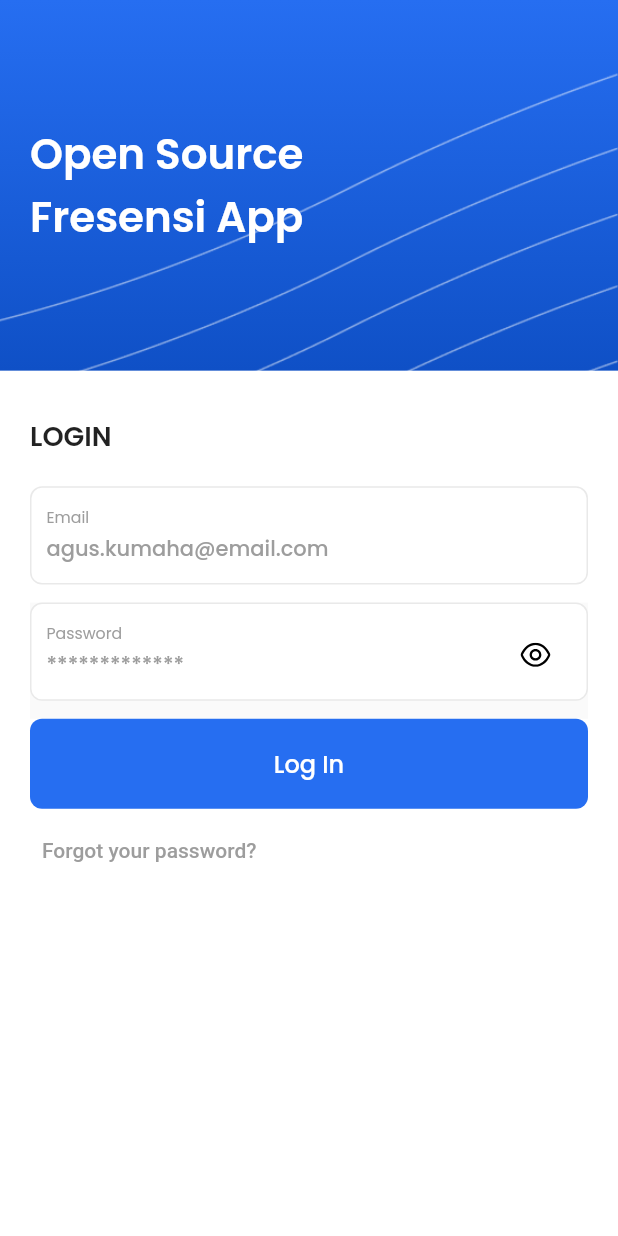
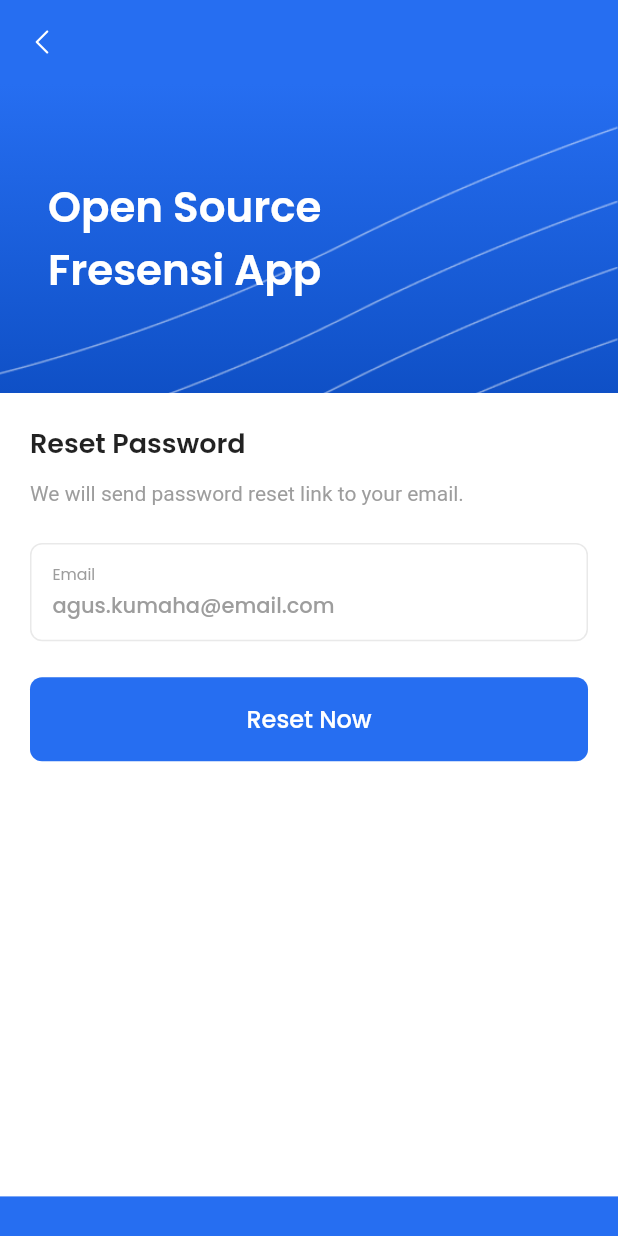
Before and after one commit to superosystem/fresensi, a Flutter app: the screen it shows after launch, after a tap on "Forgot your password?", on a phone screen of 412 x 824 dp. Run offline on Flutter 3.47's test engine with Material 2 defaults, Android fonts, the phone set to English and light mode, and no system bars; our stand-ins replace cloud_firestore, firebase_auth, firebase_core, flutter_svg, get; accounts and stored records are empty.

Commit message:
add forgot password

```diff
--- /dev/null
+++ b/lib/app/modules/account/forgot_password/bindings/forgot_password_binding.dart
@@ -0,0 +1,12 @@
+import 'package:get/get.dart';
+
+import '../controllers/forgot_password_controller.dart';
+
+class ForgotPasswordBinding extends Bindings {
+  @override
+  void dependencies() {
+    Get.lazyPut<ForgotPasswordController>(
+      () => ForgotPasswordController(),
+    );
+  }
+}
--- /dev/null
+++ b/lib/app/modules/account/forgot_password/controllers/forgot_password_controller.dart
@@ -0,0 +1,31 @@
+import 'package:firebase_auth/firebase_auth.dart';
+import 'package:flutter/foundation.dart';
+import 'package:flutter/material.dart';
+import 'package:fresensi/app/widgets/toast_custom.dart';
+import 'package:get/get.dart';
+
+class ForgotPasswordController extends GetxController {
+  RxBool isLoading = false.obs;
+
+  TextEditingController emailC = TextEditingController();
+
+  FirebaseAuth auth = FirebaseAuth.instance;
+
+  Future<void> resetPassword() async {
+    if (emailC.text.isNotEmpty) {
+      isLoading.value = true;
+      try{
+        await auth.sendPasswordResetEmail(email: emailC.text);
+        Get.back();
+        ToastCustom.successToast("Success", "Reset password link has been send to your email");
+      }catch(e) {
+        if (kDebugMode) {
+          print("ERROR: ${e.toString()}");
+        }
+        ToastCustom.errorToast("Error", "Can not send reset password link to your email");
+      }
+    }else{
+      ToastCustom.errorToast("Problem occurred", "Email can not be empty");
+    }
+  }
+}
--- /dev/null
+++ b/lib/app/modules/account/forgot_password/views/forgot_password_view.dart
@@ -0,0 +1,164 @@
+import 'package:flutter/material.dart';
+import 'package:flutter_svg/flutter_svg.dart';
+import 'package:fresensi/app/data/app_color.dart';
+import 'package:get/get.dart';
+
+import '../controllers/forgot_password_controller.dart';
+
+class ForgotPasswordView extends GetView<ForgotPasswordController> {
+  const ForgotPasswordView({Key? key}) : super(key: key);
+
+  @override
+  Widget build(BuildContext context) {
+    return Scaffold(
+      backgroundColor: AppColor.primary,
+      appBar: AppBar(
+        automaticallyImplyLeading: true,
+        leading: IconButton(
+          icon: SvgPicture.asset(
+            'assets/icons/arrow-left.svg',
+            colorFilter: ColorFilter.mode(
+              AppColor.white,
+              BlendMode.srcIn,
+            ),
+          ),
+          onPressed: () {},
+        ),
+        backgroundColor: Colors.transparent,
+        elevation: 0,
+      ),
+      body: ListView(
+        shrinkWrap: true,
+        children: [
+          Container(
+            height: MediaQuery.of(context).size.height * 25 / 100,
+            width: MediaQuery.of(context).size.width,
+            padding: const EdgeInsets.only(left: 32),
+            decoration: BoxDecoration(
+              gradient: AppColor.primaryGradient,
+              image: const DecorationImage(
+                image: AssetImage('assets/images/pattern-1-1.png'),
+                fit: BoxFit.cover,
+              ),
+            ),
+            child: Column(
+              mainAxisAlignment: MainAxisAlignment.center,
+              crossAxisAlignment: CrossAxisAlignment.start,
+              children: [
+                Text(
+                  "Open Source\nFresensi App",
+                  style: TextStyle(
+                      fontSize: 28,
+                      color: AppColor.white,
+                      fontFamily: 'poppins',
+                      height: 150 / 100,
+                      fontWeight: FontWeight.w600),
+                ),
+              ],
+            ),
+          ),
+          Container(
+            height: MediaQuery.of(context).size.height * 65 / 100,
+            width: MediaQuery.of(context).size.width,
+            color: Colors.white,
+            padding: const EdgeInsets.all(20),
+            child: Column(
+              mainAxisAlignment: MainAxisAlignment.start,
+              crossAxisAlignment: CrossAxisAlignment.start,
+              children: [
+                Container(
+                  margin: const EdgeInsets.only(bottom: 24),
+                  child: Column(
+                    crossAxisAlignment: CrossAxisAlignment.start,
+                    children: [
+                      const Text(
+                        'Reset Password',
+                        style: TextStyle(
+                          fontSize: 18,
+                          fontFamily: 'poppins',
+                          fontWeight: FontWeight.w600,
+                        ),
+                      ),
+                      const SizedBox(height: 8),
+                      Text(
+                        "We will send password reset link to your email.",
+                        style: TextStyle(
+                          color: AppColor.secondarySoft,
+                          height: 150 / 100,
+                        ),
+                      ),
+                    ],
+                  ),
+                ),
+                Container(
+                  width: MediaQuery.of(context).size.width,
+                  padding: const EdgeInsets.only(left: 14, right: 14, top: 4),
+                  margin: const EdgeInsets.only(bottom: 24),
+                  decoration: BoxDecoration(
+                    color: Colors.white,
+                    borderRadius: BorderRadius.circular(8),
+                    border: Border.all(
+                        width: 1, color: AppColor.secondaryExtraSoft),
+                  ),
+                  child: TextField(
+                    style: const TextStyle(fontSize: 14, fontFamily: 'poppins'),
+                    maxLines: 1,
+                    controller: controller.emailC,
+                    decoration: InputDecoration(
+                      label: Text(
+                        "Email",
+                        style: TextStyle(
+                          color: AppColor.secondarySoft,
+                          fontSize: 14,
+                        ),
+                      ),
+                      floatingLabelBehavior: FloatingLabelBehavior.always,
+                      border: InputBorder.none,
+                      hintText: "agus.kumaha@email.com",
+                      hintStyle: TextStyle(
+                        fontSize: 14,
+                        fontFamily: 'poppins',
+                        fontWeight: FontWeight.w500,
+                        color: AppColor.secondarySoft,
+                      ),
+                    ),
+                  ),
+                ),
+                Obx(
+                  () => SizedBox(
+                    width: MediaQuery.of(context).size.width,
+                    child: ElevatedButton(
+                      onPressed: () async {
+                        if (controller.isLoading.isFalse) {
+                          await controller.resetPassword();
+                        }
+                      },
+                      style: ElevatedButton.styleFrom(
+                        padding: const EdgeInsets.symmetric(vertical: 16),
+                        backgroundColor: AppColor.primary,
+                        elevation: 0,
+                        shape: RoundedRectangleBorder(
+                          borderRadius: BorderRadius.circular(8),
+                        ),
+                      ),
+                      child: Text(
+                        (controller.isLoading.isFalse)
+                            ? 'Reset Now'
+                            : 'Loading...',
+                        style: const TextStyle(
+                          fontSize: 16,
+                          fontFamily: 'poppins',
+                          fontWeight: FontWeight.w500,
+                        ),
+                      ),
+                    ),
+                  ),
+                ),
+              ],
+            ),
+          ),
+        ],
+      ),
+    );
+  }
+}
--- a/lib/app/modules/account/login/views/login_view.dart
+++ b/lib/app/modules/account/login/views/login_view.dart
@@ -1,6 +1,7 @@
 import 'package:flutter/material.dart';
 import 'package:flutter_svg/flutter_svg.dart';
 import 'package:fresensi/app/data/app_color.dart';
+import 'package:fresensi/app/routes/app_pages.dart';
 import 'package:get/get.dart';
 
 import '../controllers/login_controller.dart';
@@ -178,7 +179,7 @@ class LoginView extends GetView<LoginController> {
                   margin: const EdgeInsets.only(top: 4),
                   alignment: Alignment.centerLeft,
                   child: TextButton(
-                    onPressed: () {},
+                    onPressed: () => Get.toNamed(Routes.FORGOT_PASSWORD),
                     style: TextButton.styleFrom(
                       foregroundColor: AppColor.secondarySoft
                     ),
--- a/lib/app/routes/app_pages.dart
+++ b/lib/app/routes/app_pages.dart
@@ -1,9 +1,11 @@
-import 'package:fresensi/app/modules/account/new_password/bindings/new_password_binding.dart';
-import 'package:fresensi/app/modules/account/new_password/views/new_password_view.dart';
 import 'package:get/get.dart';
 
+import '../modules/account/forgot_password/bindings/forgot_password_binding.dart';
+import '../modules/account/forgot_password/views/forgot_password_view.dart';
 import '../modules/account/login/bindings/login_binding.dart';
 import '../modules/account/login/views/login_view.dart';
+import '../modules/account/new_password/bindings/new_password_binding.dart';
+import '../modules/account/new_password/views/new_password_view.dart';
 import '../modules/employee/add_employee/bindings/add_employee_binding.dart';
 import '../modules/employee/add_employee/views/add_employee_view.dart';
 import '../modules/home/bindings/home_binding.dart';
@@ -18,19 +20,24 @@ class AppPages {
 
   static final routes = [
     GetPage(
+      name: _Paths.HOME,
+      page: () => const HomeView(),
+      binding: HomeBinding(),
+    ),
+    GetPage(
       name: _Paths.LOGIN,
       page: () => const LoginView(),
       binding: LoginBinding(),
     ),
     GetPage(
-      name: _Paths.HOME,
-      page: () => const HomeView(),
-      binding: HomeBinding(),
-    ),
-    GetPage(
       name: _Paths.NEW_PASSWORD,
       page: () => const NewPasswordView(),
       binding: NewPasswordBinding(),
+    ),
+    GetPage(
+      name: _Paths.FORGOT_PASSWORD,
+      page: () => const ForgotPasswordView(),
+      binding: ForgotPasswordBinding(),
     ),
     GetPage(
       name: _Paths.ADD_EMPLOYEE,
--- a/lib/app/routes/app_routes.dart
+++ b/lib/app/routes/app_routes.dart
@@ -7,6 +7,7 @@ abstract class Routes {
   static const ADD_EMPLOYEE = _Paths.ADD_EMPLOYEE;
   static const LOGIN = _Paths.LOGIN;
   static const NEW_PASSWORD = _Paths.NEW_PASSWORD;
+  static const FORGOT_PASSWORD = _Paths.FORGOT_PASSWORD;
 }
 
 abstract class _Paths {
@@ -15,4 +16,5 @@ abstract class _Paths {
   static const ADD_EMPLOYEE = '/add-employee';
   static const LOGIN = '/login';
   static const NEW_PASSWORD = '/new-password';
+  static const FORGOT_PASSWORD = '/forgot-password';
 }
```
